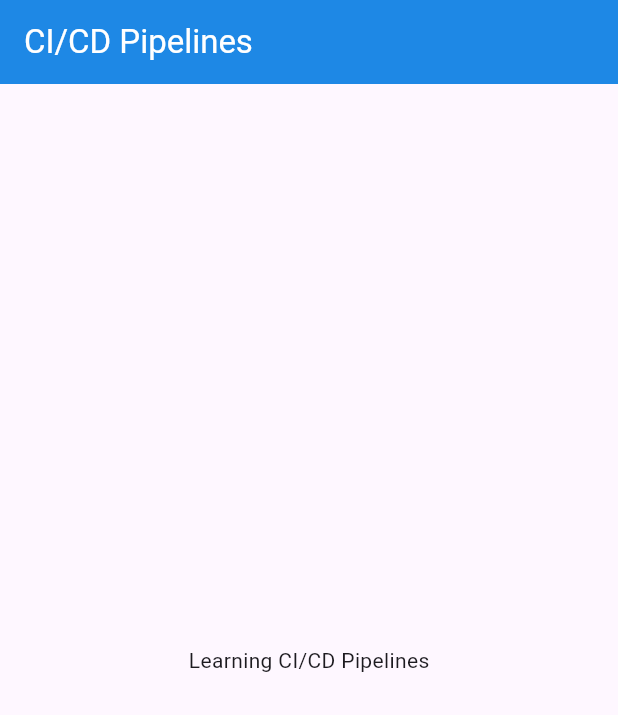
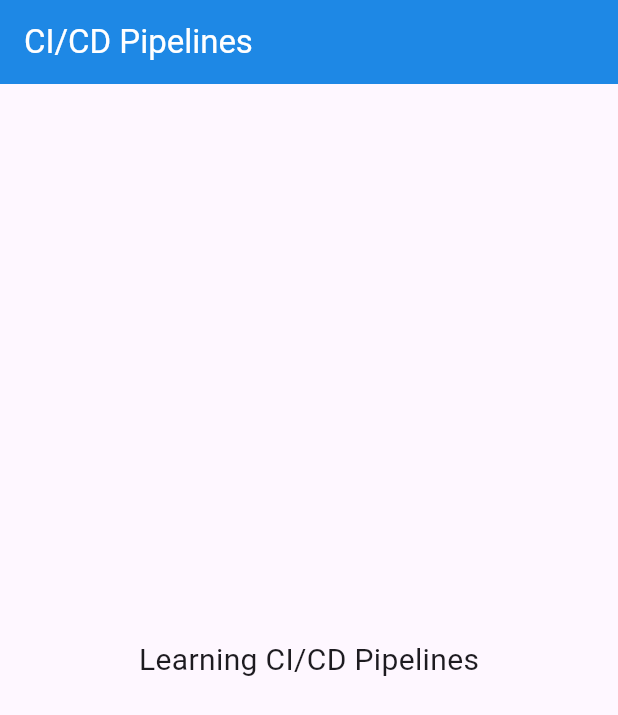
Before and after one commit to Muhammad-Usman08/CI-CD_Piplines, a Flutter app: the screen it shows after launch, on a phone screen of 412 x 824 dp. Shown: the top 715 px of the screen. Run offline on Flutter 3.47's test engine with Material 3 defaults, Android fonts, the phone set to English and light mode, and no system bars.

Commit message:
added ci/cd to project

```diff
--- a/lib/home_view.dart
+++ b/lib/home_view.dart
@@ -11,7 +11,7 @@ class HomeView extends StatelessWidget {
         backgroundColor: Colors.blue[600],
       ),
       body: Center(
-        child: Text('Learning CI/CD Pipelines'),
+        child: Text('Learning CI/CD Pipelines', style: TextStyle(fontSize: 20),),
       ),
     );
   }
```
Also changed, not shown: 1 other file.
